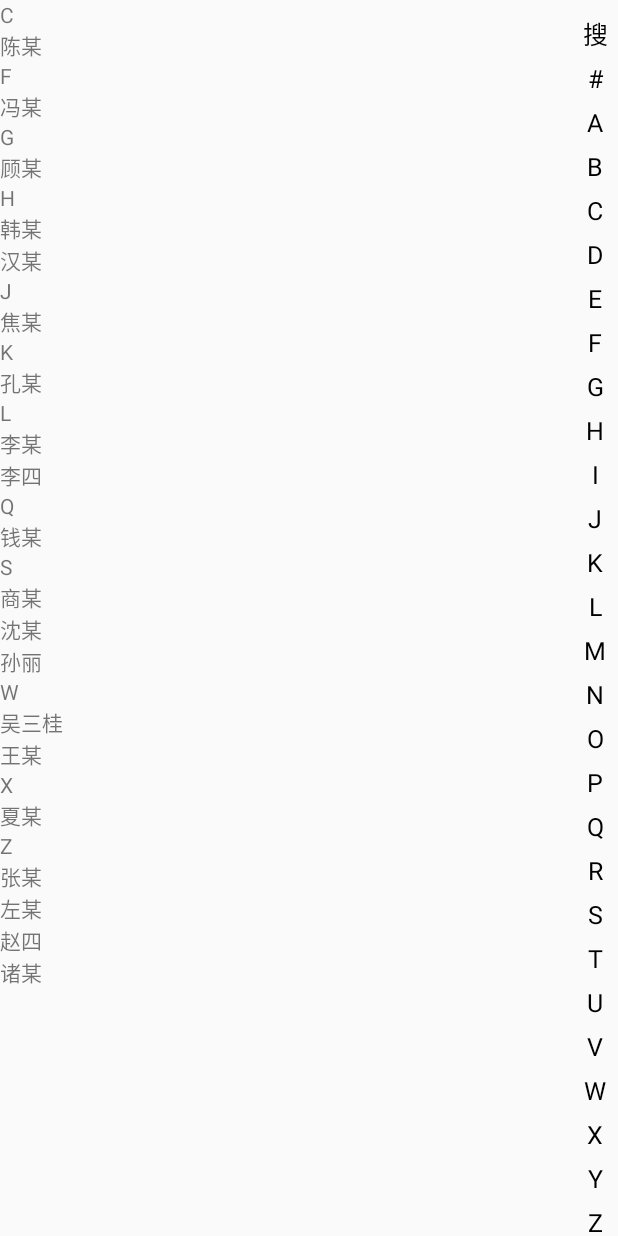
After one commit to molushihuang/girlJuicer, an Android app: the LetterSortActivity screen opened directly, with no data from a screen before it, on a phone screen of 412 x 824 dp. The commit adds this screen. Run offline under Robolectric (Android 15) with nearby library versions, the phone set to English and light mode, and no system bars; our stand-ins replace ButterKnife; 1 statement that could not run was skipped.

Commit message:
recyclerview 的数据列表根据首字母排序测试代码

```diff
--- a/girlJuicer/QuickDEV/build.gradle
+++ b/girlJuicer/QuickDEV/build.gradle
@@ -41,8 +41,7 @@ dependencies {
     compile 'com.android.support:support-v4:23.3.0'
     compile 'com.android.support:recyclerview-v7:23.3.0'
     compile 'com.android.support:appcompat-v7:23.3.0'
-
     compile 'org.greenrobot:greendao:3.0.1'
     compile 'org.greenrobot:greendao-generator:3.0.0'
-
+    compile files('libs/pinyin4j-2.5.0.jar')
 }
--- a/girlJuicer/app/src/main/AndroidManifest.xml
+++ b/girlJuicer/app/src/main/AndroidManifest.xml
@@ -111,6 +111,8 @@
         </activity>
         <activity android:name=".activity.SocketServerTestActivityActivity">
         </activity>
+        <activity android:name=".activity.LetterSortActivity">
+        </activity>
 
         <!-- 开机自启动服务 -->
         <receiver android:name=".receiver.BootBroadcastReceiver">
--- a/girlJuicer/app/src/main/java/com/xqd/meizhi/activity/DrawerActivity.java
+++ b/girlJuicer/app/src/main/java/com/xqd/meizhi/activity/DrawerActivity.java
@@ -181,7 +181,8 @@ public class DrawerActivity extends BaseActivity implements NavigationView.OnNav
     @Override
     public boolean onCreateOptionsMenu(Menu menu) {
         menu.add(0, 1, 1, "about");
-        menu.add(0, 2, 2, "test");
+        menu.add(0, 2, 2, "banner_test");
+        menu.add(0, 3, 3, "letter_test");
         return super.onCreateOptionsMenu(menu);
     }
 
@@ -194,6 +195,9 @@ public class DrawerActivity extends BaseActivity implements NavigationView.OnNav
                 break;
             case 2:
                 jump2Activity(BannerTestActivity.class);
+                break;
+            case 3:
+                jump2Activity(LetterSortActivity.class);
                 break;
 
         }
--- /dev/null
+++ b/girlJuicer/app/src/main/java/com/xqd/meizhi/activity/LetterSortActivity.java
@@ -0,0 +1,129 @@
+package com.xqd.meizhi.activity;
+
+import android.annotation.TargetApi;
+import android.os.Build;
+import android.os.Bundle;
+import android.support.v7.widget.LinearLayoutManager;
+import android.support.v7.widget.RecyclerView;
+import android.util.ArrayMap;
+import butterknife.Bind;
+import com.xqd.meizhi.R;
+import com.xqd.meizhi.activity.base.BaseActivity;
+import com.xqd.meizhi.adapter.MyAdapter;
+import com.xqd.meizhi.bean.Contant;
+import com.xqd.meizhi.myinterface.OnChooseLetterChangedListener;
+import com.xqd.meizhi.utils.PinyinTool;
+import com.xqd.meizhi.view.SideBar;
+import net.sourceforge.pinyin4j.format.exception.BadHanyuPinyinOutputFormatCombination;
+
+import java.util.ArrayList;
+import java.util.Collections;
+import java.util.Comparator;
+import java.util.List;
+
+/**
+ * Created by Administrator on 2017/7/20.
+ */
+
+public class LetterSortActivity extends BaseActivity {
+
+    @Bind(R.id.recyclerView)
+    RecyclerView recyclerView;
+    @Bind(R.id.sidebar)
+    SideBar sideBar;
+
+    private List<Contant> mContantList;
+    private ArrayMap<String, Integer> lettes;
+
+    @Override
+    protected int getLayoutId() {
+        return R.layout.activity_letter_sort;
+    }
+
+    @Override
+    protected void initData(Bundle savedInstanceState) {
+
+
+        sideBar.setOnTouchingLetterChangedListener(new OnChooseLetterChangedListener() {
+            @Override
+            public void onChooseLetter(String s) {
+
+                selectRecyclerView(s);
+            }
+
+            @Override
+            public void onNoChooseLetter() {
+
+            }
+        });
+
+        recyclerView.setLayoutManager(new LinearLayoutManager(this));
+
+        setData();
+    }
+
+    private void selectRecyclerView(String s) {
+        if (s.equals("搜") || s.equals("#")) {
+            recyclerView.scrollToPosition(0);
+        } else {
+            if (lettes.containsKey(s)) {
+                recyclerView.scrollToPosition(lettes.get(s));
+            }
+        }
+    }
+
+    @TargetApi(Build.VERSION_CODES.KITKAT)
+    private void setData() {
+        lettes = new ArrayMap<>();
+        mContantList = new ArrayList<>();
+        mContantList.add(new Contant("张某"));
+        mContantList.add(new Contant("李某"));
+        mContantList.add(new Contant("韩某"));
+        mContantList.add(new Contant("左某"));
+        mContantList.add(new Contant("汉某"));
+        mContantList.add(new Contant("顾某"));
+        mContantList.add(new Contant("焦某"));
+        mContantList.add(new Contant("孔某"));
+        mContantList.add(new Contant("商某"));
+        mContantList.add(new Contant("沈某"));
+        mContantList.add(new Contant("夏某"));
+        mContantList.add(new Contant("赵四"));
+        mContantList.add(new Contant("钱某"));
+        mContantList.add(new Contant("孙丽"));
+        mContantList.add(new Contant("李四"));
+        mContantList.add(new Contant("吴三桂"));
+        mContantList.add(new Contant("王某"));
+        mContantList.add(new Contant("冯某"));
+        mContantList.add(new Contant("陈某"));
+        mContantList.add(new Contant("诸某"));
+
+        //获取名字首字母-大写
+        for (Contant contant : mContantList) {
+            String cahr = null;
+            try {
+                cahr = String.valueOf(new PinyinTool().toPinYin(contant.getName()).charAt(0)).toUpperCase();
+            } catch (BadHanyuPinyinOutputFormatCombination badHanyuPinyinOutputFormatCombination) {
+                badHanyuPinyinOutputFormatCombination.printStackTrace();
+            }
+            contant.setFirstChar(cahr);
+
+        }
+        //根据首字母排序
+        Collections.sort(mContantList, new Comparator<Contant>() {
+            @Override
+            public int compare(Contant contant, Contant t1) {
+                return contant.getFirstChar().compareTo(t1.getFirstChar());
+            }
+        });
+        //保存每个字母下的联系人在数据中的位置
+        for (int i = 0; i < mContantList.size(); i++) {
+            mContantList.get(i).setHeadIndex(i);
+            if (!lettes.containsKey(mContantList.get(i).getFirstChar())) {
+                lettes.put(mContantList.get(i).getFirstChar(), i);
+            }
+        }
+
+        //加载数据
+        recyclerView.setAdapter(new MyAdapter(mContantList, this, lettes));
+    }
+}
--- /dev/null
+++ b/girlJuicer/app/src/main/java/com/xqd/meizhi/adapter/MyAdapter.java
@@ -0,0 +1,83 @@
+package com.xqd.meizhi.adapter;
+
+import android.content.Context;
+import android.support.v7.widget.RecyclerView;
+import android.util.ArrayMap;
+import android.view.LayoutInflater;
+import android.view.View;
+import android.view.ViewGroup;
+import android.widget.TextView;
+import com.xqd.meizhi.R;
+import com.xqd.meizhi.bean.Contant;
+
+import java.util.List;
+
+/**
+ * Created by Administrator on 2017/7/20.
+ */
+
+public class MyAdapter extends RecyclerView.Adapter<MyAdapter.ViewHolder> {
+
+    private List<Contant> mContantList;
+    private Context mContext;
+    private LayoutInflater mInflater;
+    private ArrayMap<String, Integer> lettes;
+
+    public MyAdapter(List<Contant> contantList, Context context, ArrayMap<String, Integer> lettes) {
+        mContantList = contantList;
+        mContext = context;
+        mInflater = LayoutInflater.from(mContext);
+        this.lettes = lettes;
+    }
+
+
+
+    @Override
+    public ViewHolder onCreateViewHolder(ViewGroup parent, int viewType) {
+        switch (viewType) {
+            case 0:
+                return new ViewHolder(mInflater.inflate(R.layout.item_letter, parent, false), false);
+            case 1:
+                return new ViewHolder(mInflater.inflate(R.layout.item_letter, parent, false), true);
+        }
+        return null;
+    }
+
+    @Override
+    public void onBindViewHolder(ViewHolder holder, int position) {
+        holder.tv_name.setText(mContantList.get(position).getName());
+        holder.tvHead.setText(mContantList.get(position).getFirstChar());
+    }
+
+    @Override
+    public int getItemCount() {
+        return mContantList.size();
+    }
+
+    @Override
+    public int getItemViewType(int position) {
+        //根据每个字母下第一个联系人在数据中的位置，来显示headView
+        Contant contant = mContantList.get(position);
+        if (lettes.get(contant.getFirstChar()) == position) {
+            return 1;
+        }
+        return 0;
+    }
+
+    class ViewHolder extends RecyclerView.ViewHolder {
+
+        private TextView tv_name;
+        private TextView tvHead;
+
+        public ViewHolder(View itemView, boolean show) {
+            super(itemView);
+            tv_name = (TextView) itemView.findViewById(R.id.tv_name);
+            tvHead = (TextView) itemView.findViewById(R.id.tvHead);
+            if (!show) {
+                tvHead.setVisibility(View.GONE);
+            } else {
+                tvHead.setVisibility(View.VISIBLE);
+            }
+        }
+    }
+}
--- /dev/null
+++ b/girlJuicer/app/src/main/java/com/xqd/meizhi/bean/Contant.java
@@ -0,0 +1,42 @@
+package com.xqd.meizhi.bean;
+
+/**
+ * Created by Administrator on 2017/7/20.
+ */
+
+public class Contant {
+
+    public Contant(String name) {
+        this.name = name;
+    }
+
+    private String name;
+
+    private String firstChar;
+
+    private int headIndex;
+
+    public int getHeadIndex() {
+        return headIndex;
+    }
+
+    public void setHeadIndex(int headIndex) {
+        this.headIndex = headIndex;
+    }
+
+    public String getName() {
+        return name;
+    }
+
+    public void setName(String name) {
+        this.name = name;
+    }
+
+    public String getFirstChar() {
+        return firstChar;
+    }
+
+    public void setFirstChar(String firstChar) {
+        this.firstChar = firstChar;
+    }
+}
--- /dev/null
+++ b/girlJuicer/app/src/main/java/com/xqd/meizhi/myinterface/OnChooseLetterChangedListener.java
@@ -0,0 +1,18 @@
+package com.xqd.meizhi.myinterface;
+
+/**
+ * Created by Administrator on 2017/7/20.
+ */
+
+public interface OnChooseLetterChangedListener {
+    /**
+     * 滑动时
+     * @param s
+     */
+    void onChooseLetter(String s);
+
+    /**
+     * 手指离开
+     */
+    void onNoChooseLetter();
+}
--- /dev/null
+++ b/girlJuicer/app/src/main/java/com/xqd/meizhi/utils/PinyinTool.java
@@ -0,0 +1,89 @@
+package com.xqd.meizhi.utils;
+
+import net.sourceforge.pinyin4j.PinyinHelper;
+import net.sourceforge.pinyin4j.format.HanyuPinyinCaseType;
+import net.sourceforge.pinyin4j.format.HanyuPinyinOutputFormat;
+import net.sourceforge.pinyin4j.format.HanyuPinyinToneType;
+import net.sourceforge.pinyin4j.format.exception.BadHanyuPinyinOutputFormatCombination;
+
+/**
+ * Created by zengxm on 2014/12/4.
+ */
+public class PinyinTool {
+    HanyuPinyinOutputFormat format = null;
+
+    public static enum Type {
+        UPPERCASE,              //全部大写
+        LOWERCASE,              //全部小写
+        FIRSTUPPER              //首字母大写
+    }
+
+    public PinyinTool() {
+        format = new HanyuPinyinOutputFormat();
+        format.setCaseType(HanyuPinyinCaseType.UPPERCASE);
+        format.setToneType(HanyuPinyinToneType.WITHOUT_TONE);
+    }
+
+    public String toPinYin(String str) throws BadHanyuPinyinOutputFormatCombination {
+        return toPinYin(str, "", Type.UPPERCASE);
+    }
+
+    public String toPinYin(String str, String spera) throws BadHanyuPinyinOutputFormatCombination {
+        return toPinYin(str, spera, Type.UPPERCASE);
+    }
+
+    public static boolean isContains(String name, CharSequence constraint) throws BadHanyuPinyinOutputFormatCombination {
+        name = name.replace(" ","");
+        String str = "";
+        //简拼
+        for (int i = 0; i < name.length(); i++) {
+            str = str + new PinyinTool().toPinYin(String.valueOf(name.charAt(i))).charAt(0);
+        }
+
+        if (name.contains(constraint)
+                || new PinyinTool().toPinYin(name).contains(constraint.toString().toUpperCase())
+                || str.toUpperCase().contains(constraint.toString().toUpperCase())) {
+            return true;
+        }
+        return false;
+    }
+
+    /**
+     * 将str转换成拼音，如果不是汉字或者没有对应的拼音，则不作转换
+     * 如： 明天 转换成 MINGTIAN
+     *
+     * @param str
+     * @param spera
+     * @return
+     * @throws BadHanyuPinyinOutputFormatCombination
+     */
+    public String toPinYin(String str, String spera, Type type) throws BadHanyuPinyinOutputFormatCombination {
+        if (str == null || str.trim().length() == 0)
+            return "";
+        if (type == Type.UPPERCASE)
+            format.setCaseType(HanyuPinyinCaseType.UPPERCASE);
+        else
+            format.setCaseType(HanyuPinyinCaseType.LOWERCASE);
+
+        String py = "";
+        String temp = "";
+        String[] t;
+        for (int i = 0; i < str.length(); i++) {
+            char c = str.charAt(i);
+            if ((int) c <= 128)
+                py += c;
+            else {
+                t = PinyinHelper.toHanyuPinyinStringArray(c, format);
+                if (t == null)
+                    py += c;
+                else {
+                    temp = t[0];
+                    if (type == Type.FIRSTUPPER)
+                        temp = t[0].toUpperCase().charAt(0) + temp.substring(1);
+                    py += temp + (i == str.length() - 1 ? "" : spera);
+                }
+            }
+        }
+        return py.trim();
+    }
+}
--- /dev/null
+++ b/girlJuicer/app/src/main/java/com/xqd/meizhi/view/SideBar.java
@@ -0,0 +1,116 @@
+package com.xqd.meizhi.view;
+
+import android.content.Context;
+import android.graphics.Canvas;
+import android.graphics.Color;
+import android.graphics.Paint;
+import android.util.AttributeSet;
+import android.view.MotionEvent;
+import android.view.View;
+import com.xqd.meizhi.myinterface.OnChooseLetterChangedListener;
+
+/**
+ * Created by Administrator on 2017/7/20.
+ */
+
+public class SideBar extends View {
+
+    private Paint paint = new Paint();
+
+    private int choose = -1;
+
+    private boolean showBackground;
+    public static String[] letters = {"搜", "#", "A", "B", "C", "D", "E", "F", "G", "H",
+            "I", "J", "K", "L", "M", "N", "O", "P", "Q", "R", "S", "T", "U",
+            "V", "W", "X", "Y", "Z"};
+
+    private OnChooseLetterChangedListener onChooseLetterChangedListener;
+
+    public SideBar(Context context) {
+        this(context, null);
+    }
+
+    public SideBar(Context context, AttributeSet attrs) {
+        this(context, attrs, 0);
+    }
+
+    public SideBar(Context context, AttributeSet attrs, int defStyleAttr) {
+        super(context, attrs, defStyleAttr);
+    }
+
+    protected void onDraw(Canvas canvas) {
+        super.onDraw(canvas);
+        if (showBackground) {
+            setBackgroundColor(Color.TRANSPARENT);
+        }else {
+            setBackgroundColor(Color.TRANSPARENT);
+        }
+        int height = getHeight();
+        int width = getWidth();
+        //平均每个字母占的高度
+        int singleHeight = height / letters.length;
+        for (int i = 0; i < letters.length; i++) {
+            paint.setColor(Color.BLACK);
+            paint.setAntiAlias(true);
+            paint.setTextSize(25);
+            if (i == choose) {
+                paint.setColor(Color.parseColor("#FF2828"));
+                paint.setFakeBoldText(true);
+            }
+            float x = width / 2 - paint.measureText(letters[i]) / 2;
+            float y = singleHeight * i + singleHeight;
+            canvas.drawText(letters[i], x, y, paint);
+            paint.reset();
+        }
+    }
+
+    @Override
+    public boolean dispatchTouchEvent(MotionEvent event) {
+        int action = event.getAction();
+        float y = event.getY();
+        int oldChoose = choose;
+        int c = (int) (y / getHeight() * letters.length);
+        switch (action) {
+            case MotionEvent.ACTION_DOWN:
+                showBackground = true;
+                if (oldChoose != c && onChooseLetterChangedListener != null) {
+                    if (c > -1 && c < letters.length) {
+                        //获取触摸位置的字符
+                        onChooseLetterChangedListener.onChooseLetter(letters[c]);
+                        choose = c;
+                        invalidate();
+                    }
+                }
+                break;
+            case MotionEvent.ACTION_MOVE:
+                if (oldChoose != c && onChooseLetterChangedListener != null) {
+                    if (c > -1 && c < letters.length) {
+                        //获取触摸位置的字符
+                        onChooseLetterChangedListener.onChooseLetter(letters[c]);
+                        choose = c;
+                        invalidate();
+                    }
+                }
+                break;
+            case MotionEvent.ACTION_UP:
+                showBackground = false;
+                choose = -1;
+                if (onChooseLetterChangedListener != null) {
+                    //手指离开
+                    onChooseLetterChangedListener.onNoChooseLetter();
+                }
+                invalidate();
+                break;
+        }
+        return true;
+    }
+
+    @Override
+    public boolean onTouchEvent(MotionEvent event) {
+        return super.onTouchEvent(event);
+    }
+
+    public void setOnTouchingLetterChangedListener(OnChooseLetterChangedListener onChooseLetterChangedListener) {
+        this.onChooseLetterChangedListener = onChooseLetterChangedListener;
+    }
+}
--- /dev/null
+++ b/girlJuicer/app/src/main/res/layout/activity_letter_sort.xml
@@ -0,0 +1,17 @@
+<?xml version="1.0" encoding="utf-8"?>
+<RelativeLayout xmlns:android="http://schemas.android.com/apk/res/android"
+                android:layout_width="match_parent"
+                android:layout_height="match_parent">
+
+
+    <android.support.v7.widget.RecyclerView
+            android:id="@+id/recyclerView"
+            android:layout_width="match_parent"
+            android:layout_height="match_parent"/>
+
+    <com.xqd.meizhi.view.SideBar
+            android:id="@+id/sidebar"
+            android:layout_width="30dp"
+            android:layout_height="wrap_content"
+            android:layout_alignParentRight="true"/>
+</RelativeLayout>
--- /dev/null
+++ b/girlJuicer/app/src/main/res/layout/item_letter.xml
@@ -0,0 +1,18 @@
+<?xml version="1.0" encoding="utf-8"?>
+<LinearLayout xmlns:android="http://schemas.android.com/apk/res/android"
+              android:orientation="vertical"
+              android:layout_width="match_parent"
+              android:layout_height="wrap_content">
+    <TextView
+            android:id="@+id/tvHead"
+            android:text="1111"
+            android:layout_width="wrap_content"
+            android:layout_height="wrap_content"/>
+    <TextView
+            android:id="@+id/tv_name"
+            android:text="fwe"
+            android:layout_width="wrap_content"
+            android:layout_height="wrap_content"/>
+
+
+</LinearLayout>
```
Also changed, not shown: girlJuicer/QuickDEV/libs/pinyin4j-2.5.0.jar (added).
